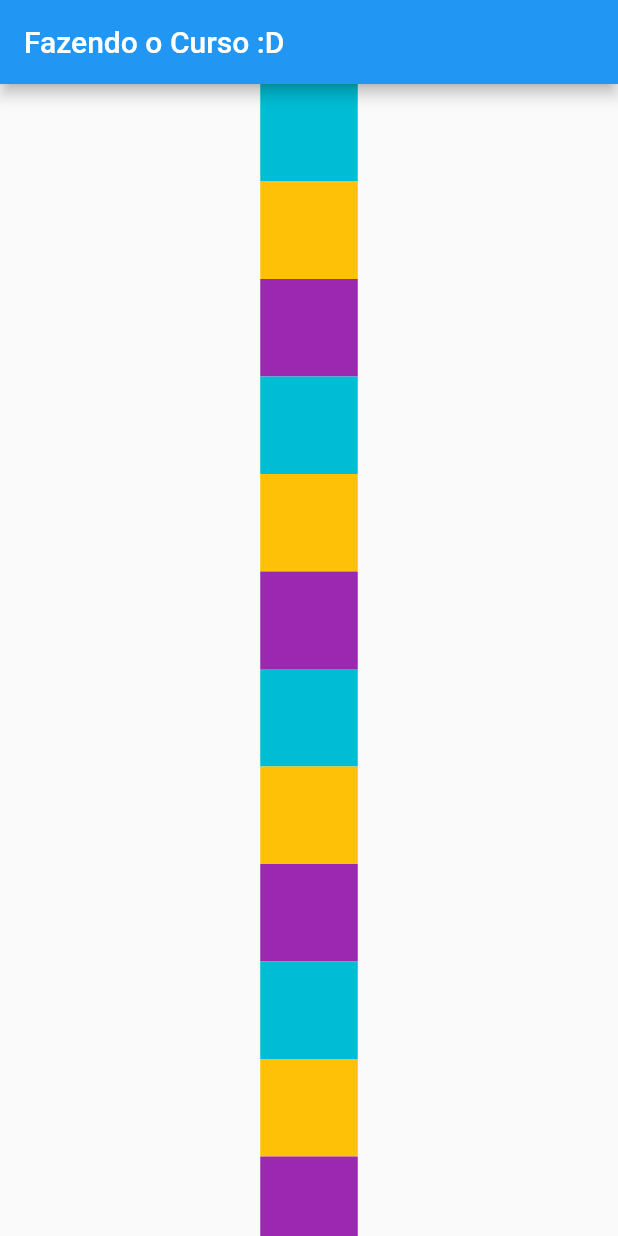
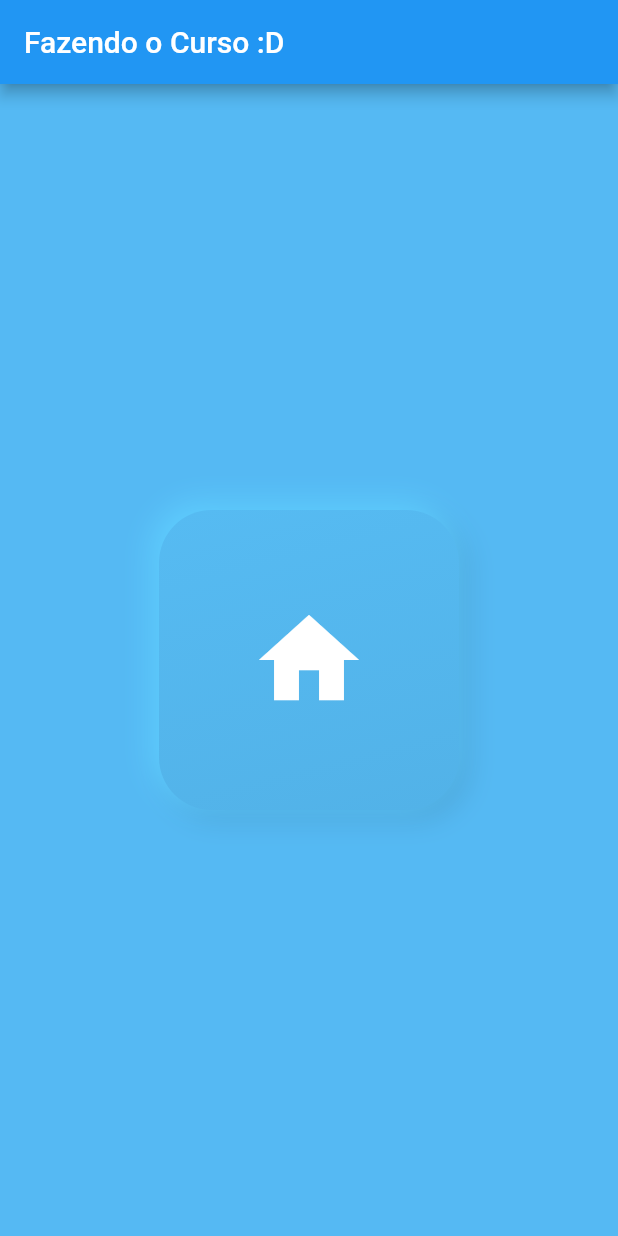
Before and after one commit to Eric-Catarina/Flutter-coringa, a Flutter app: the screen it shows after launch, on a phone screen of 412 x 824 dp. Run offline on Flutter 3.47's test engine with Material 2 defaults, Android fonts, the phone set to English and light mode, and no system bars.

Commit message:
Neumorphic design Example

```diff
--- a/lib/homepage.dart
+++ b/lib/homepage.dart
@@ -19,25 +19,53 @@ class _HomePageState extends State<HomePage>{
   @override
   Widget build(BuildContext context) {
     return Scaffold(
+      backgroundColor: Color(0xFF55b9f3),
       appBar: AppBar(
         title: Text("Fazendo o Curso :D"),
       ),
       body: Center(
+        child:QuadradoNeumorfico(),
+          )
+      );
+  }
+}
 
-          child: SingleChildScrollView(
-            child: Column(
-            mainAxisAlignment: MainAxisAlignment.spaceEvenly,
-            children: [
-            PilhaQuadrados(),
-              PilhaQuadrados(),
-              PilhaQuadrados(),
-              PilhaQuadrados(),
-              PilhaQuadrados(),
-              PilhaQuadrados(),
-        ],),
-          )
-      ),
-    );
+
+class QuadradoNeumorfico extends StatelessWidget{
+  @override
+  Widget build(BuildContext context) {
+   return Container(
+     child:Icon(
+       Icons.home,
+       size: 80,
+       color: Colors.white,
+     ),
+     width: 200,
+     height: 200,
+     decoration: BoxDecoration(
+       gradient: LinearGradient(
+           begin: Alignment(-1.0, -4.0),
+           end: Alignment(1.0, 4.0),
+           colors: [
+             Color(0xFF5bc6ff),
+             Color(0xFF4da7db),
+           ]
+       ),
+       borderRadius:  BorderRadius.all(Radius.circular(35)),
+       boxShadow: [
+         BoxShadow(
+             color: Color(0xFF4ca5d8),
+             offset: Offset(5.0, 5.0),
+             blurRadius: 15.0,
+             spreadRadius: 1.0),
+         BoxShadow(
+             color: Color(0xFF5ecdff),
+             offset: Offset(-5.0, -5.0),
+             blurRadius: 15.0,
+             spreadRadius: 1.0),
+       ]
+     ),
+   );
   }
 
 }
@@ -51,7 +79,8 @@ class Quadrado extends StatelessWidget{
   @override
   Widget build(BuildContext context) {
     return Container(
-      width: 65,
+      margin: EdgeInsets.all(10),
+      width: double.infinity,
       height: 65,
       color: cor,
     );
@@ -60,6 +89,9 @@ class Quadrado extends StatelessWidget{
 }
 
 class PilhaQuadrados extends StatelessWidget{
+
+
+
 
   @override
   Widget build(BuildContext context) {
```
